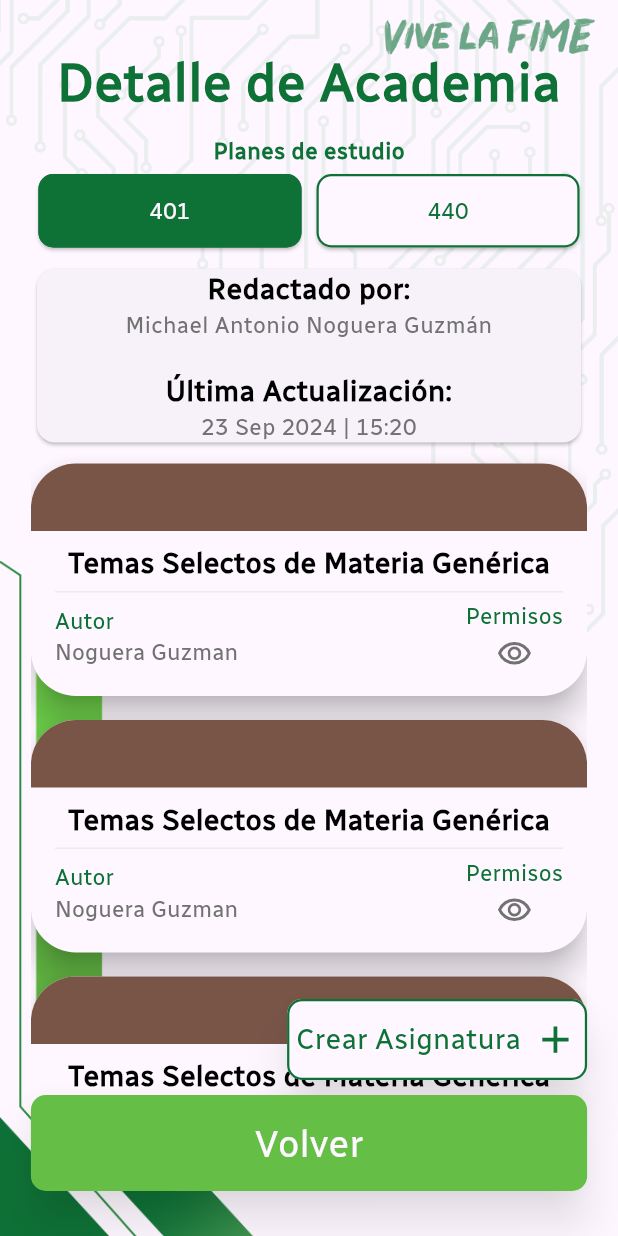
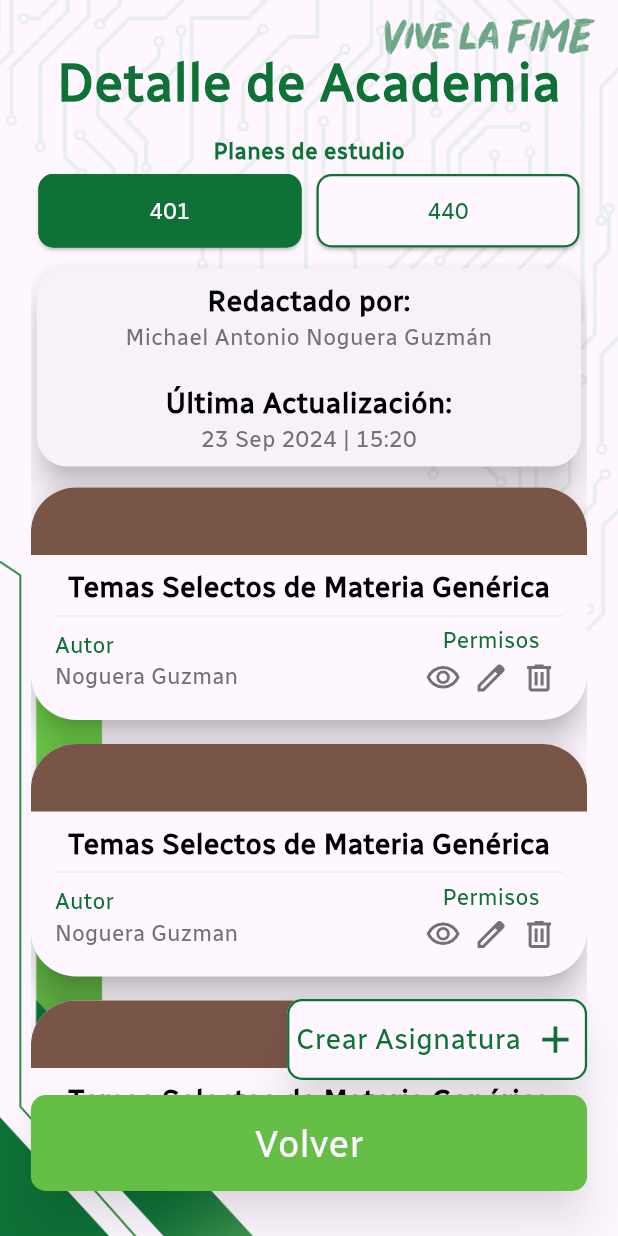
Before and after one commit to AntonioNoguera/project_atenea, a Flutter app: the AcademicDepartmentDetailPage screen opened directly, after a tap on "Academias", on a phone screen of 412 x 824 dp. Run offline on Flutter 3.47's test engine with Material 3 defaults, Android fonts, the phone set to English and light mode, and no system bars; our stand-ins replace cloud_firestore, firebase_core, flutter_colorpicker, flutter_svg, fluttertoast, get_it and 1 more; accounts and stored records are empty.

Commit message:
Feat [ UI Changes ] -> Some lil changes related to the managment off stacks

```diff
--- a/lib/src/presentation/pages/demos/department_detail_page.dart
+++ b/lib/src/presentation/pages/demos/department_detail_page.dart
@@ -117,6 +117,9 @@ class _DepartmentDetailPageState extends State<DepartmentDetailPage> {
                       )
                     ),
 
+
+                    const SizedBox(height: 10),
+
                     const SizedBox(height: 10),
 
                     ToggleButtonsWidget(
--- a/lib/src/presentation/pages/home/content_management/academies/academy_detail_page.dart
+++ b/lib/src/presentation/pages/home/content_management/academies/academy_detail_page.dart
@@ -5,6 +5,7 @@ import 'package:flutter/material.dart';
 import 'package:proyect_atenea/src/presentation/pages/home/my_subects/widgets/home_subject.dart';
 import 'package:proyect_atenea/src/presentation/values/app_theme.dart';
 import 'package:proyect_atenea/src/presentation/widgets/atenea_button.dart';
+import 'package:proyect_atenea/src/presentation/widgets/atenea_card.dart';
 import 'package:proyect_atenea/src/presentation/widgets/atenea_scaffold.dart';
 import 'package:proyect_atenea/src/presentation/widgets/toggle_buttons_widget%20.dart';
 
@@ -108,9 +109,7 @@ class _AcademyDetailPageState extends State<AcademyDetailPage> {
                     controller: _scrollController,
                     child: Column(
                       children: [
-                        Container(
-                          width: double.infinity,
-                          child: Card(
+                        AteneaCard(
                           child: Column(
                             crossAxisAlignment: CrossAxisAlignment.center,
                             children: [
@@ -152,7 +151,6 @@ class _AcademyDetailPageState extends State<AcademyDetailPage> {
                                 ),
                               ),
                             ],
-                            ),
                           ),
                         ),
 
--- a/lib/src/presentation/pages/home/content_management/departments/academic_department_detail_page.dart
+++ b/lib/src/presentation/pages/home/content_management/departments/academic_department_detail_page.dart
@@ -128,6 +128,8 @@ class _AcademicDepartmentDetailPageState extends State<AcademicDepartmentDetailP
                           )
                         ),
 
+                        const SizedBox(height: 15.0,),
+
                         Column(
                           children: List.generate(20, (index) {
                             return AcademyItemRow();
--- a/lib/src/presentation/subjects/subject_detail_page.dart
+++ b/lib/src/presentation/subjects/subject_detail_page.dart
@@ -1,5 +1,6 @@
 import 'package:flutter/material.dart';
 import 'package:proyect_atenea/src/presentation/subjects/widgets/theme_or_file_subject.dart';
+import 'package:proyect_atenea/src/presentation/widgets/atenea_card.dart';
 import 'package:proyect_atenea/src/presentation/widgets/toggle_buttons_widget%20.dart';
 import 'package:proyect_atenea/src/presentation/values/app_theme.dart';
 import 'package:proyect_atenea/src/presentation/widgets/atenea_button.dart';
@@ -69,9 +70,7 @@ class _SubjectDetailPageState extends State<SubjectDetailPage> {
               child: SingleChildScrollView(
                 child: Column(
                   children: [
-                    Container(
-                      width: double.infinity,
-                      child: Card(
+                    AteneaCard(
                       child: Column(
                         crossAxisAlignment: CrossAxisAlignment.center,
                         children: [
@@ -113,7 +112,6 @@ class _SubjectDetailPageState extends State<SubjectDetailPage> {
                             ),
                           ),
                         ],
-                        ),
                       ),
                     ),
 
--- a/lib/src/presentation/subjects/widgets/member_row.dart
+++ b/lib/src/presentation/subjects/widgets/member_row.dart
@@ -39,7 +39,7 @@ class MemberRow extends StatelessWidget {
           if(hasSvg)
 
             SvgPicture.asset(
-              'assets/svg/account.svg',
+              'assets/svg/view_file.svg',
               color : textColor,
               height: 27.0,
               width: 27.0,
--- a/lib/src/presentation/widgets/atenea_card.dart
+++ b/lib/src/presentation/widgets/atenea_card.dart
@@ -12,14 +12,14 @@ class AteneaCard extends StatelessWidget {
   @override
   Widget build(BuildContext context) {
     return SizedBox(
-      width: double.infinity, // Hace que el Card abarque el ancho máximo disponible
+      width: double.infinity,
       child: Card(
-        elevation: 10, // Sombras
+        elevation: 10,
         shape: RoundedRectangleBorder(
-          borderRadius: BorderRadius.circular(20), // Bordes redondeados
+          borderRadius: BorderRadius.circular(20),
         ),
         child: Padding(
-          padding: EdgeInsets.all(16.0),
+          padding: const EdgeInsets.symmetric(vertical: 8.0, horizontal: 16.0),
           child: Column(
             mainAxisSize: MainAxisSize.min,
             crossAxisAlignment: CrossAxisAlignment.center,
--- a/lib/src/presentation/widgets/atenea_permits_row.dart
+++ b/lib/src/presentation/widgets/atenea_permits_row.dart
@@ -30,7 +30,7 @@ class AteneaPermitsRow extends StatelessWidget {
                 color: AppColors.grayColor,
               ),
             ),
-          if (userPermits.contains(Permits.edit))
+          if (userPermits.contains(Permits.view))
             Padding(
               padding: const EdgeInsets.symmetric(horizontal: 4.0),
               child: SvgPicture.asset(
@@ -40,7 +40,7 @@ class AteneaPermitsRow extends StatelessWidget {
                 color: AppColors.grayColor,
               ),
             ),
-          if (userPermits.contains(Permits.delete))
+          if (userPermits.contains(Permits.view))
             Padding(
               padding: const EdgeInsets.symmetric(horizontal: 4.0),
               child: SvgPicture.asset(
--- a/pubspec.yaml
+++ b/pubspec.yaml
@@ -43,6 +43,8 @@ flutter:
     - assets/svg/eye.svg
     - assets/svg/trashcan.svg
 
+    - assets/svg/view_file.svg
+
 
     - assets/images/backgrounds/top_left_asset.png
     - assets/images/backgrounds/dart_vector.png
@@ -51,7 +53,6 @@ flutter:
     - assets/images/backgrounds/top_right.png
     - assets/images/backgrounds/fime.png
     - assets/images/backgrounds/uanl.png
-
   fonts:
     - family: RadioCanada
       fonts:
```
Also changed, not shown: lib/src/presentation/widgets/atenea_input.dart (deleted, +0 -48 lines), assets/svg/view_file.svg (added). Lines whose indentation alone changed are shown as unchanged.
